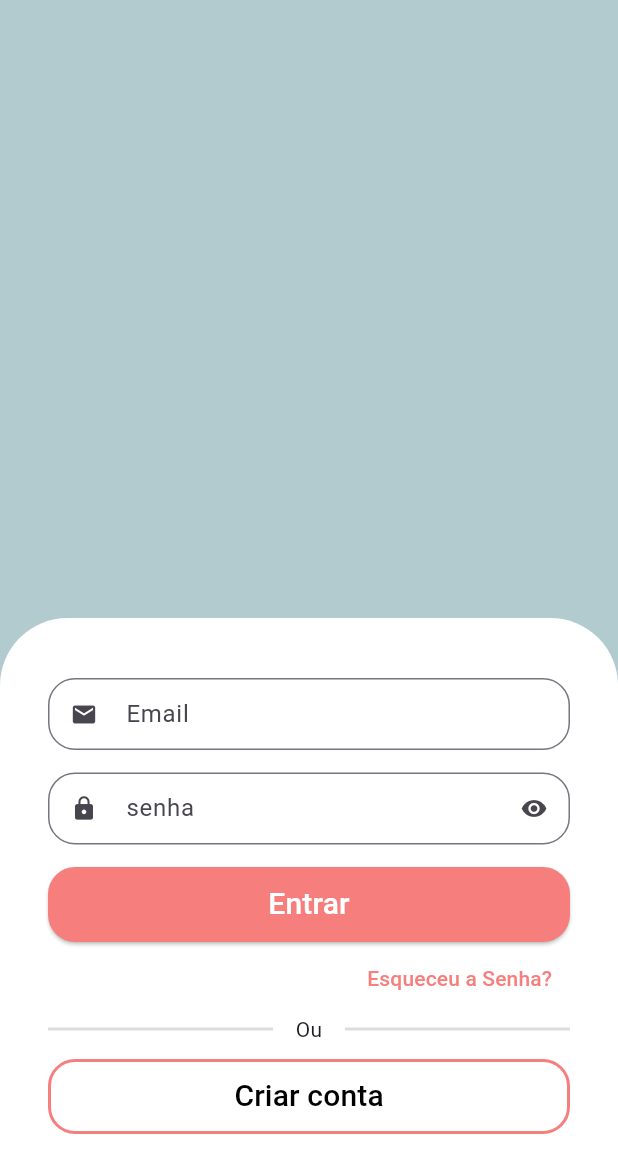
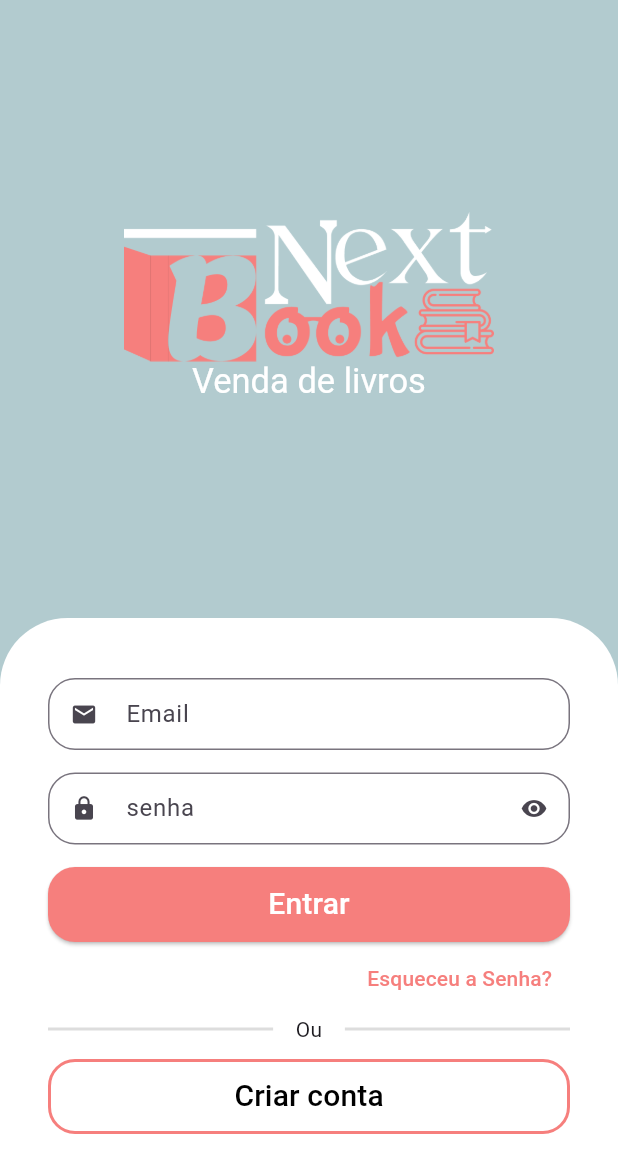
Before and after one commit to kaiky-botelho/nextbook, a Flutter app: the screen it shows after launch, on a phone screen of 412 x 824 dp. Shown: the top 1173 px of the screen. Run offline on Flutter 3.47's test engine with Material 3 defaults, Android fonts, the phone set to English and light mode, and no system bars; drawn by our look-alikes of animated_text_kit.

Commit message:
Finalização da tela de login

```diff
--- a/lib/src/auth/Sign_In_Screen.dart
+++ b/lib/src/auth/Sign_In_Screen.dart
@@ -1,3 +1,4 @@
+import 'package:animated_text_kit/animated_text_kit.dart';
 import 'package:flutter/material.dart';
 import 'package:nextbook/src/auth/components/custom_text_field.dart';
 
@@ -11,8 +12,39 @@ class SignInScreen extends StatelessWidget {
       body: Column(
         children: [
           Expanded(
-            child: Container(color: Color.fromRGBO(178, 203, 207, 1)),
+            child: Column(
+              mainAxisAlignment: MainAxisAlignment.center,
+              children: [
+                // Imagem do App
+                Image.asset(
+                  'lib/imagens/logo.png', // Substitua pelo nome correto da imagem
+                  height: 100, // Altere o tamanho conforme necessário
+                ),
+                // Categoria
+                SizedBox(
+                  height: 30,
+                  child: DefaultTextStyle(
+                    style: const TextStyle(
+                      fontSize: 23,
+                      color: Colors.white,
+                    ),
+                    child: AnimatedTextKit(
+                      pause: Duration.zero,
+                      repeatForever: true,
+                      animatedTexts: [
+                        FadeAnimatedText('Venda de livros'),
+                        FadeAnimatedText('Livros Usados'),
+                        FadeAnimatedText('Livros Novos'),
+                      ],
+                    ),
+                  ),
+                )
+              ],
+            ),
           ),
+
+          // Formulário
+
           Expanded(
             child: Container(
               padding: const EdgeInsets.symmetric(
@@ -41,15 +73,16 @@ class SignInScreen extends StatelessWidget {
                     isSecret: true,
                   ),
 
-                  //Botão de entrar
+                  // Botão de entrar
                   SizedBox(
                     height: 50,
                     child: ElevatedButton(
                       onPressed: () {},
                       style: ElevatedButton.styleFrom(
                         shape: RoundedRectangleBorder(
-                            borderRadius: BorderRadius.circular(18)),
-                        backgroundColor: Color(0xFFF67F7D),
+                          borderRadius: BorderRadius.circular(18),
+                        ),
+                        backgroundColor: const Color(0xFFF67F7D),
                         foregroundColor: Colors.white,
                       ),
                       child: const Text(
@@ -59,7 +92,7 @@ class SignInScreen extends StatelessWidget {
                     ),
                   ),
 
-                  //Esqueceu a senha
+                  // Esqueceu a senha
                   Align(
                     alignment: Alignment.centerRight,
                     child: TextButton(
@@ -71,7 +104,7 @@ class SignInScreen extends StatelessWidget {
                     ),
                   ),
 
-                  //Divisor
+                  // Divisor
                   Padding(
                     padding: const EdgeInsets.only(bottom: 10),
                     child: Row(
@@ -96,22 +129,24 @@ class SignInScreen extends StatelessWidget {
                     ),
                   ),
 
-                  //Botão de Novo Usuario
+                  // Botão de Novo Usuario
                   SizedBox(
                     height: 50,
                     child: OutlinedButton(
                       style: OutlinedButton.styleFrom(
                         shape: RoundedRectangleBorder(
-                          borderRadius: BorderRadius.circular(18)
+                          borderRadius: BorderRadius.circular(18),
                         ),
-                        side: BorderSide(
+                        side: const BorderSide(
                           width: 2,
                           color: Color(0xFFF67F7D),
-
-                        )
+                        ),
                       ),
                       onPressed: () {},
-                      child: const Text("Criar conta", style: TextStyle(color: Colors.black, fontSize: 20), ),
+                      child: const Text(
+                        "Criar conta",
+                        style: TextStyle(color: Colors.black, fontSize: 20),
+                      ),
                     ),
                   ),
                 ],
--- a/pubspec.yaml
+++ b/pubspec.yaml
@@ -36,6 +36,8 @@ dependencies:
   # Use with the CupertinoIcons class for iOS style icons.
   cupertino_icons: ^1.0.2
 
+  animated_text_kit: ^4.2.2
+
 dev_dependencies:
   flutter_test:
     sdk: flutter
@@ -57,6 +59,10 @@ flutter:
   # included with your application, so that you can use the icons in
   # the material Icons class.
   uses-material-design: true
+
+  assets:
+
+  - lib/imagens/logo.png
 
   # To add assets to your application, add an assets section, like this:
   # assets:
```
Also changed, not shown: lib/imagens/logo.png (added), pubspec.lock.
